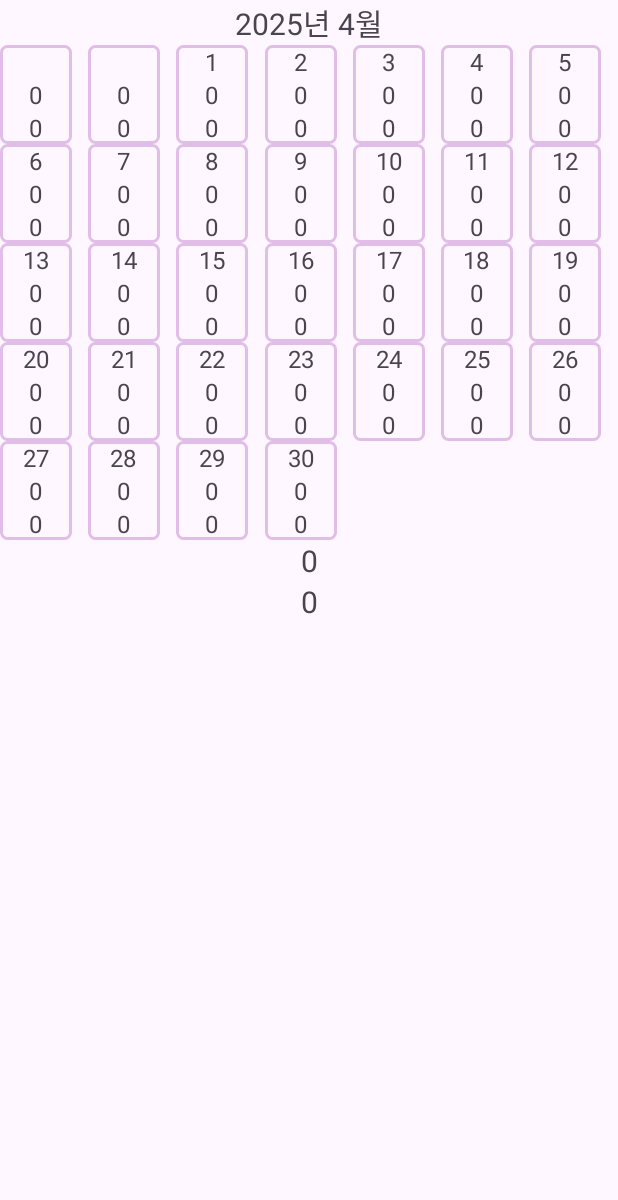
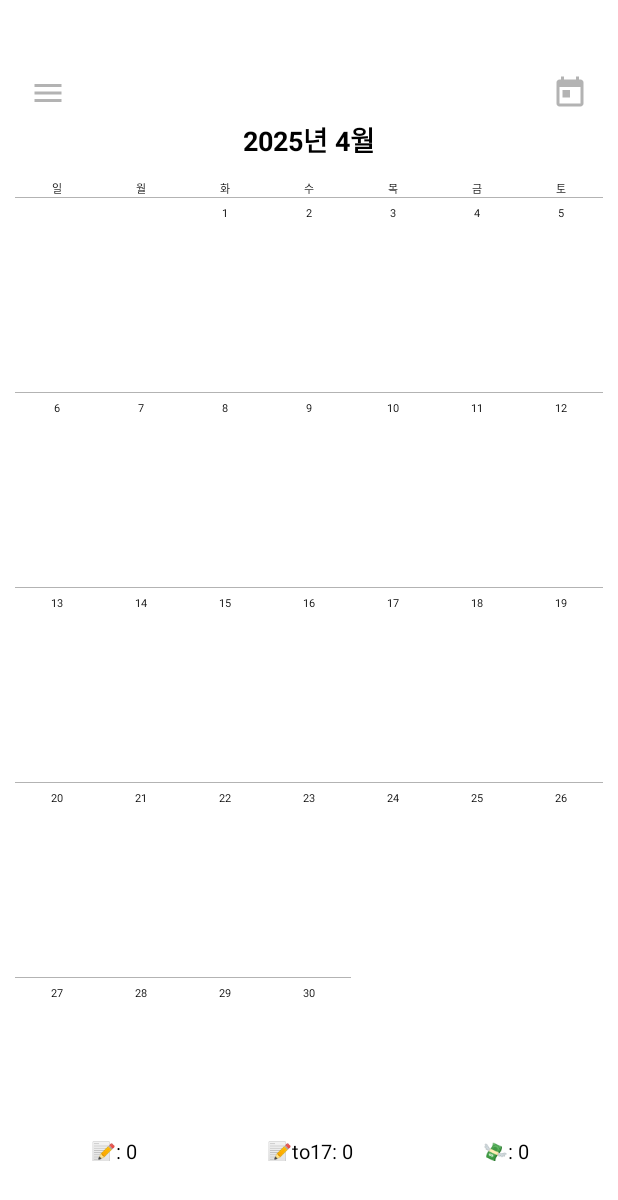
Before and after one commit to mijin0721/Android_Monamo, an Android app: the screen it shows after launch (MainActivity), on a phone screen of 412 x 824 dp. Shown: the top 1200 px of the screen. Run offline under Robolectric (Android 15) with nearby library versions, the phone set to English and light mode, and no system bars.

Commit message:
- fix: UI 변경 -feat:  데이터 저장 시 UI 갱신

```diff
--- a/app/src/main/java/com/hagoshda/monamo/MainActivity.java
+++ b/app/src/main/java/com/hagoshda/monamo/MainActivity.java
@@ -1,40 +1,82 @@
 package com.hagoshda.monamo;
 
 import android.os.Bundle;
+import android.util.Log;
+import android.view.ViewTreeObserver;
 import android.widget.TextView;
 
 import androidx.appcompat.app.AppCompatActivity;
 import androidx.recyclerview.widget.GridLayoutManager;
 import androidx.recyclerview.widget.RecyclerView;
 
+import com.hagoshda.monamo.adapter.CalendarDayAdapter;
+import com.hagoshda.monamo.adapter.CalenderWeekendAdapter;
+
+import java.time.LocalDate;
 import java.util.ArrayList;
 import java.util.Calendar;
 
 public class MainActivity extends AppCompatActivity {
 
-    private RecyclerView calendarRecyclerView;
+    private RecyclerView calendarDayRecyclerView;
+    private RecyclerView calendarWeekendRecyclerView;
     private TextView textMonth;
     private Calendar calendar;
-    private CalendarAdapter calendarAdapter;
+    private CalendarDayAdapter calendarAdapter;
+    private CalenderWeekendAdapter calenderWeekendAdapter;
     private TextView planMemo;
     private TextView carryMemo;
+    private TextView dayPlanMemo;
+
+    private ArrayList<String> dayList = new ArrayList<>();
 
     @Override
     protected void onCreate(Bundle savedInstanceState) {
         super.onCreate(savedInstanceState);
         setContentView(R.layout.activity_main);
 
+        initViews();
+        initCalender();
+        initWeekendCalenderView();
+        initDayCalenderView();
+        totalView();
+    }
+
+    public void totalView() {
+        planMemo.setText("📝: " + calendarAdapter.getPlanMemo());
+        carryMemo.setText("💸: " + calendarAdapter.getCarryMemo());
+        LocalDate today = LocalDate.now();
+        int day = today.getDayOfMonth();
+        dayPlanMemo.setText("📝to" + day +": " + calendarAdapter.getPlanMemoDay(day));
+    }
+
+    private void initViews() {
         textMonth = findViewById(R.id.text_month);
-        calendarRecyclerView = findViewById(R.id.calendarRecyclerView);
-
+        calendarDayRecyclerView = findViewById(R.id.calendarDayRecyclerView);
+        calendarWeekendRecyclerView = findViewById(R.id.calendarWeekendRecyclerView);
         planMemo = findViewById(R.id.planMemo);
         carryMemo = findViewById(R.id.carryMemo);
+        dayPlanMemo = findViewById(R.id.DayPlanMemo);
+    }
 
+    private void initDayCalenderView() {
+        calendarDayRecyclerView.setLayoutManager(new GridLayoutManager(this, 7));
+        calendarAdapter = new CalendarDayAdapter(dayList, calendar, this);
+        calendarDayRecyclerView.setAdapter(calendarAdapter);
+        calendarDayRecyclerView.suppressLayout(true);
+    }
+
+    private void initWeekendCalenderView() {
+        calendarWeekendRecyclerView.setLayoutManager(new GridLayoutManager(this, 7));
+        calenderWeekendAdapter = new CalenderWeekendAdapter(this);
+        calendarWeekendRecyclerView.setAdapter(calenderWeekendAdapter);
+        calendarWeekendRecyclerView.suppressLayout(true);
+    }
+
+    private void initCalender() {
         calendar = Calendar.getInstance();
         calendar.set(Calendar.DAY_OF_MONTH, 1);
         int daysInMonth = calendar.getActualMaximum(Calendar.DAY_OF_MONTH);
-
-        ArrayList<String> dayList = new ArrayList<>();
 
         // 공백 추가 (시작 요일 맞추기)
         int firstDayOfWeek = calendar.get(Calendar.DAY_OF_WEEK) - 1;
@@ -45,82 +87,5 @@ public class MainActivity extends AppCompatActivity {
         for (int i = 1; i <= daysInMonth; i++) {
             dayList.add(String.valueOf(i));
         }
-
-        calendarRecyclerView.setLayoutManager(new GridLayoutManager(this, 7));
-        calendarAdapter = new CalendarAdapter(dayList, calendar, this);
-        calendarRecyclerView.setAdapter(calendarAdapter);
-
-        planMemo.setText(calendarAdapter.getPlanMemo());
-        carryMemo.setText(calendarAdapter.getCarryMemo());
     }
-
-    /*
-    @Override
-    protected void onCreate(Bundle savedInstanceState) {
-        super.onCreate(savedInstanceState);
-        setContentView(R.layout.activity_main);
-
-        initViews();
-        initListeners();
-        memoStorage = new MemoStorage(this);
-    }
-
-    private void initViews() {
-        calendarView = findViewById(R.id.calendarView);
-        planMemo = findViewById(R.id.planMemo);
-        carryMemo = findViewById(R.id.carryMemo);
-        btnSave = findViewById(R.id.btnSave);
-        planTotal = findViewById(R.id.planTotal);
-        carryTotal = findViewById(R.id.carryTotal);
-    }
-
-    private void initListeners() {
-        calendarView.setOnDateChangeListener((view, year, month, dayOfMonth) -> {
-            selectedDate = formatDate(year, month, dayOfMonth);
-            String memo = memoStorage.getMemo(selectedDate);
-            if (!memo.equals("")) {
-                String plan = memo.split(",")[0];
-                planMemo.setText(plan);
-                String carry = memo.split(",")[1];
-                carryMemo.setText(carry);
-            } else {
-                planMemo.setText("");
-                carryMemo.setText("");
-            }
-
-            String planTotalStr = memoStorage.getPlanTotal(year, month);
-            if (planTotalStr.equals("")) {
-                planTotal.setText("계획 합계: ");
-            } else {
-                planTotal.setText("계획 합계: " + planTotalStr);
-            }
-            String carryTotalStr = memoStorage.getCarryTotal(year, month);
-            if (carryTotalStr.equals("")) {
-                carryTotal.setText("사용 합계: ");
-            } else {
-                carryTotal.setText("사용 합계: " + carryTotalStr);
-            }
-        });
-
-        btnSave.setOnClickListener(v -> {
-            if (selectedDate == null) {
-                showToast("날짜를 선택하세요");
-                return;
-            }
-            int plan = Integer.parseInt(planMemo.getText().toString());
-            int carry = Integer.parseInt(carryMemo.getText().toString());
-            memoStorage.saveMemo(selectedDate, plan + "," + carry);
-            showToast("메모 저장됨");
-        });
-    }
-
-    private String formatDate(int year, int month, int day) {
-        return year + "-" + (month + 1) + "-" + day;
-    }
-
-    private void showToast(String message) {
-        Toast.makeText(this, message, Toast.LENGTH_SHORT).show();
-    }
-
-     */
 }
--- a/app/src/main/java/com/hagoshda/monamo/CalendarAdapter.java
+++ b/app/src/main/java/com/hagoshda/monamo/adapter/CalendarDayAdapter.java
@@ -1,4 +1,4 @@
-package com.hagoshda.monamo;
+package com.hagoshda.monamo.adapter;
 
 import android.app.AlertDialog;
 import android.content.Context;
@@ -13,14 +13,16 @@ import android.widget.TextView;
 import androidx.annotation.NonNull;
 import androidx.recyclerview.widget.RecyclerView;
 
+import com.hagoshda.monamo.MainActivity;
+import com.hagoshda.monamo.R;
+import com.hagoshda.monamo.callback.OnMemoSavedListener;
 import com.hagoshda.monamo.data.MemoStorage;
 
-import org.w3c.dom.Text;
 
 import java.util.ArrayList;
 import java.util.Calendar;
 
-public class CalendarAdapter extends RecyclerView.Adapter<CalendarAdapter.DateViewHolder> {
+public class CalendarDayAdapter extends RecyclerView.Adapter<CalendarDayAdapter.DateViewHolder> {
 
     private ArrayList<String> dayList;
     private Calendar calendar;
@@ -28,7 +30,7 @@ public class CalendarAdapter extends RecyclerView.Adapter<CalendarAdapter.DateVi
 
     private MemoStorage memoStorage;
 
-    public CalendarAdapter(ArrayList<String> dayList, Calendar calendar, Context context) {
+    public CalendarDayAdapter(ArrayList<String> dayList, Calendar calendar, Context context) {
         this.dayList = dayList;
         this.calendar = calendar;
         this.context = context;
@@ -45,20 +47,25 @@ public class CalendarAdapter extends RecyclerView.Adapter<CalendarAdapter.DateVi
 
     @Override
     public void onBindViewHolder(@NonNull DateViewHolder holder, int position) {
-        String day = dayList.get(position);
-        holder.textDate.setText(day);
+        String dayStr = dayList.get(position);
+        holder.textDate.setText(dayStr);
 
-        if (!day.equals("")) {
-            holder.dayLL.setOnClickListener(v -> {
-                String key = memoStorage.formatDate(calendar.get(Calendar.YEAR), calendar.get(Calendar.MONTH), Integer.parseInt(day));
-                showMemoDialog(key);
-            });
+        if (dayStr.isEmpty()) {
+            return;
         }
 
-        if (!day.isEmpty()) {
-            holder.plan_date.setText(memoStorage.getPlanDate(calendar.get(Calendar.YEAR), calendar.get(Calendar.MONTH), Integer.parseInt(day)));
-            holder.carry_date.setText(memoStorage.getCarryDate(calendar.get(Calendar.YEAR), calendar.get(Calendar.MONTH), Integer.parseInt(day)));
-        }
+        int day = Integer.parseInt(dayStr);
+        planDayView(holder, day);
+        carryDayView(holder, day);
+
+        holder.dayLL.setOnClickListener(v -> {
+            String key = memoStorage.formatDate(calendar.get(Calendar.YEAR), calendar.get(Calendar.MONTH), day);
+            showMemoDialog(key, () -> {
+                ((MainActivity) context).totalView();
+                planDayView(holder, day);
+                carryDayView(holder, day);
+            });
+        });
     }
 
     @Override
@@ -81,9 +88,26 @@ public class CalendarAdapter extends RecyclerView.Adapter<CalendarAdapter.DateVi
         }
     }
 
+    private void planDayView(@NonNull DateViewHolder holder, int day) {
+        int planDay = memoStorage.getPlanDate(calendar.get(Calendar.YEAR), calendar.get(Calendar.MONTH), day);
+        if (planDay != 0) {
+            holder.plan_date.setText("📝 " + planDay);
+        } else {
+            holder.plan_date.setText("\t\t\t\t\t\t\t");
+        }
+    }
+
+    private void carryDayView(@NonNull DateViewHolder holder, int day) {
+        int carryDay = memoStorage.getCarryDate(calendar.get(Calendar.YEAR), calendar.get(Calendar.MONTH), day);
+        if (carryDay != 0) {
+            holder.carry_date.setText("💸 " + carryDay);
+        } else {
+            holder.carry_date.setText("\t\t\t\t\t\t\t");
+        }
+    }
+
     public String getPlanMemo() {
         String planTotal = memoStorage.getPlanTotal(calendar.get(Calendar.YEAR), calendar.get(Calendar.MONTH));
-        Log.d("", planTotal);
         if (planTotal.equals("")) {
             return "없음";
         }
@@ -92,14 +116,21 @@ public class CalendarAdapter extends RecyclerView.Adapter<CalendarAdapter.DateVi
 
     public String getCarryMemo() {
         String planTotal = memoStorage.getCarryTotal(calendar.get(Calendar.YEAR), calendar.get(Calendar.MONTH));
-        Log.d("", planTotal);
         if (planTotal.equals("")) {
             return "없음";
         }
         return planTotal;
     }
 
-    private void showMemoDialog(String dateKey) {
+    public String getPlanMemoDay(int day) {
+        String planTotal = memoStorage.getPlanTotalToDay(calendar.get(Calendar.YEAR), calendar.get(Calendar.MONTH), day);
+        if (planTotal.equals("")) {
+            return "없음";
+        }
+        return planTotal;
+    }
+
+    private void showMemoDialog(String dateKey, OnMemoSavedListener listener) {
         AlertDialog.Builder builder = new AlertDialog.Builder(context);
         builder.setTitle(dateKey + " 메모");
 
@@ -109,6 +140,7 @@ public class CalendarAdapter extends RecyclerView.Adapter<CalendarAdapter.DateVi
 
         builder.setPositiveButton("저장", (dialog, which) -> {
             memoStorage.saveMemo(dateKey, input.getText().toString());
+            listener.onMemoSaved();
         });
 
         builder.setNegativeButton("취소", null);
--- /dev/null
+++ b/app/src/main/java/com/hagoshda/monamo/adapter/CalenderWeekendAdapter.java
@@ -0,0 +1,51 @@
+package com.hagoshda.monamo.adapter;
+
+import android.content.Context;
+import android.view.LayoutInflater;
+import android.view.View;
+import android.view.ViewGroup;
+import android.widget.TextView;
+
+import androidx.annotation.NonNull;
+import androidx.recyclerview.widget.RecyclerView;
+
+import com.hagoshda.monamo.R;
+
+public class CalenderWeekendAdapter extends RecyclerView.Adapter<CalenderWeekendAdapter.DateViewHolder>{
+
+    private Context context;
+    private String[] weekendList = new String[]{"일", "월", "화", "수", "목", "금", "토"};
+
+    public CalenderWeekendAdapter(Context context) {
+        this.context = context;
+    }
+
+    @NonNull
+    @Override
+    public DateViewHolder onCreateViewHolder(@NonNull ViewGroup parent, int viewType) {
+        View view = LayoutInflater.from(parent.getContext())
+                .inflate(R.layout.item_weekend, parent, false);
+        return new DateViewHolder(view);
+    }
+
+    @Override
+    public void onBindViewHolder(@NonNull DateViewHolder holder, int position) {
+        String weekend = weekendList[position];
+        holder.textWeekend.setText(weekend);
+    }
+
+    @Override
+    public int getItemCount() {
+        return weekendList.length;
+    }
+
+    public static class DateViewHolder extends RecyclerView.ViewHolder {
+        TextView textWeekend;
+
+        public DateViewHolder(@NonNull View itemView) {
+            super(itemView);
+
+            textWeekend = itemView.findViewById(R.id.textWeekend);
+        }
+    }
+}
--- /dev/null
+++ b/app/src/main/java/com/hagoshda/monamo/callback/OnMemoSavedListener.java
@@ -0,0 +1,5 @@
+package com.hagoshda.monamo.callback;
+
+public interface OnMemoSavedListener {
+    void onMemoSaved();
+}
--- a/app/src/main/java/com/hagoshda/monamo/data/MemoStorage.java
+++ b/app/src/main/java/com/hagoshda/monamo/data/MemoStorage.java
@@ -2,7 +2,6 @@ package com.hagoshda.monamo.data;
 
 import android.content.Context;
 import android.content.SharedPreferences;
-import android.util.Log;
 
 public class MemoStorage {
     private static final String PREF_NAME = "MemoApp";
@@ -34,6 +33,20 @@ public class MemoStorage {
         return String.valueOf(planTotal);
     }
 
+    public String getPlanTotalToDay(int year, int month, int day) {
+        int planTotal = 0;
+        for (int i = 0; i <= day; i++) {
+            String selectedDate = formatDate(year, month, i);
+            String memo = getMemo(selectedDate);
+            if (memo.equals("")) {
+                continue;
+            }
+            int plan = Integer.parseInt(memo.split(",")[0]);
+            planTotal = planTotal + plan;
+        }
+        return String.valueOf(planTotal);
+    }
+
     public String getCarryTotal(int year, int month) {
         int carryTotal = 0;
         for (int i = 0; i < 31; i++) {
@@ -48,25 +61,24 @@ public class MemoStorage {
         return String.valueOf(carryTotal);
     }
 
-    public String getPlanDate(int year, int month, int date) {
+    public int getPlanDate(int year, int month, int date) {
         String selectedDate = formatDate(year, month, date);
         String memo = getMemo(selectedDate);
         if (memo.isEmpty()) {
-            return "0";
+            return 0;
         }
         int plan = Integer.parseInt(memo.split(",")[0]);
-        Log.d("", date + "/" + plan);
-        return String.valueOf(plan);
+        return plan;
     }
 
-    public String getCarryDate(int year, int month, int date) {
+    public int getCarryDate(int year, int month, int date) {
         String selectedDate = formatDate(year, month, date);
         String memo = getMemo(selectedDate);
         if (memo.isEmpty()) {
-            return "0";
+            return 0;
         }
         int carry = Integer.parseInt(memo.split(",")[1]);
-        return String.valueOf(carry);
+        return carry;
     }
 
     public String formatDate(int year, int month, int day) {
--- /dev/null
+++ b/app/src/main/res/drawable/baseline_menu_24.xml
@@ -0,0 +1,5 @@
+<vector xmlns:android="http://schemas.android.com/apk/res/android" android:height="24dp" android:tint="#B3B3B3" android:viewportHeight="24" android:viewportWidth="24" android:width="24dp">
+
+    <path android:fillColor="@android:color/white" android:pathData="M3,18h18v-2L3,16v2zM3,13h18v-2L3,11v2zM3,6v2h18L21,6L3,6z"/>
+
+</vector>
--- /dev/null
+++ b/app/src/main/res/drawable/baseline_today_24.xml
@@ -0,0 +1,5 @@
+<vector xmlns:android="http://schemas.android.com/apk/res/android" android:height="24dp" android:tint="#B3B3B3" android:viewportHeight="24" android:viewportWidth="24" android:width="24dp">
+
+    <path android:fillColor="@android:color/white" android:pathData="M19,3h-1L18,1h-2v2L8,3L8,1L6,1v2L5,3c-1.11,0 -1.99,0.9 -1.99,2L3,19c0,1.1 0.89,2 2,2h14c1.1,0 2,-0.9 2,-2L21,5c0,-1.1 -0.9,-2 -2,-2zM19,19L5,19L5,8h14v11zM7,10h5v5L7,15z"/>
+
+</vector>
--- a/app/src/main/res/drawable/border.xml
+++ b/app/src/main/res/drawable/border.xml
@@ -1,9 +1,19 @@
 <?xml version="1.0" encoding="utf-8"?>
 <!-- res/drawable/border.xml -->
-<shape xmlns:android="http://schemas.android.com/apk/res/android">
-    <solid android:color="@android:color/transparent" />
-    <stroke
-        android:width="2dp"
-        android:color="#E1BEE7" /> <!-- 원하는 색상으로 -->
-    <corners android:radius="4dp" /> <!-- 선택사항 -->
-</shape>
+<!-- res/drawable/top_border_only.xml -->
+<layer-list xmlns:android="http://schemas.android.com/apk/res/android">
+    <!-- Top border -->
+    <item android:top="0dp">
+        <shape android:shape="rectangle">
+            <size android:height="1dp" />
+            <solid android:color="#B3B3B3" />
+        </shape>
+    </item>
+
+    <!-- Background (optional) -->
+    <item android:top="1dp">
+        <shape android:shape="rectangle">
+            <solid android:color="@android:color/white" />
+        </shape>
+    </item>
+</layer-list>
--- a/app/src/main/res/layout/activity_main.xml
+++ b/app/src/main/res/layout/activity_main.xml
@@ -2,35 +2,119 @@
 <LinearLayout xmlns:android="http://schemas.android.com/apk/res/android"
     android:orientation="vertical"
     android:layout_width="match_parent"
-    android:layout_height="match_parent">
+    android:layout_height="match_parent"
+    android:background="@color/white">
+
+    <LinearLayout
+        android:layout_width="match_parent"
+        android:layout_height="wrap_content"
+        android:layout_weight="1"
+        android:orientation="vertical">
+
+        <LinearLayout
+            android:layout_width="match_parent"
+            android:layout_height="wrap_content"
+            android:layout_marginTop="50dp"
+            android:layout_marginLeft="20dp"
+            android:layout_marginRight="20dp"
+            android:orientation="horizontal">
+
+            <ImageButton
+                android:layout_width="wrap_content"
+                android:layout_height="wrap_content"
+                android:src="@drawable/baseline_menu_24"
+                android:background="?attr/selectableItemBackgroundBorderless"
+                android:contentDescription="사진 버튼" />
+
+            <View
+                android:layout_width="0dp"
+                android:layout_height="0dp"
+                android:layout_weight="1" />
+
+            <ImageButton
+                android:layout_width="wrap_content"
+                android:layout_height="wrap_content"
+                android:src="@drawable/baseline_today_24"
+                android:background="?attr/selectableItemBackgroundBorderless"
+                android:contentDescription="사진 버튼" />
+
+        </LinearLayout>
 
         <TextView
             android:id="@+id/text_month"
             android:text="2025년 4월"
-        android:textSize="20sp"
+            android:textSize="18sp"
             android:gravity="center"
             android:layout_width="match_parent"
-        android:layout_height="wrap_content" />
+            android:layout_height="wrap_content"
+            android:layout_margin="5dp"
+            android:textColor="@color/black"
+            android:textStyle="bold"/>
+
+    </LinearLayout>
+
+    <LinearLayout
+        android:layout_width="match_parent"
+        android:layout_height="wrap_content"
+        android:layout_weight="15"
+        android:orientation="vertical">
 
         <androidx.recyclerview.widget.RecyclerView
-        android:id="@+id/calendarRecyclerView"
+            android:id="@+id/calendarWeekendRecyclerView"
             android:layout_width="match_parent"
             android:layout_height="wrap_content"
-        android:numColumns="7" />
+            android:numColumns="7"
+            android:layout_marginTop="10dp"
+            android:layout_marginLeft="10dp"
+            android:layout_marginRight="10dp"/>
+
+        <androidx.recyclerview.widget.RecyclerView
+            android:id="@+id/calendarDayRecyclerView"
+            android:layout_width="match_parent"
+            android:layout_height="match_parent"
+            android:numColumns="7"
+            android:layout_marginBottom="10dp"
+            android:layout_marginLeft="10dp"
+            android:layout_marginRight="10dp"/>
+
+    </LinearLayout>
+
+    <LinearLayout
+        android:layout_width="match_parent"
+        android:layout_height="wrap_content"
+        android:layout_marginBottom="50dp"
+        android:layout_marginLeft="10dp"
+        android:layout_marginRight="10dp"
+        android:layout_weight="1"
+        android:orientation="horizontal">
 
         <TextView
             android:id="@+id/planMemo"
-        android:textSize="20sp"
+            android:textSize="13sp"
             android:gravity="center"
             android:layout_width="match_parent"
-        android:layout_height="wrap_content" />
+            android:layout_height="wrap_content"
+            android:layout_weight="1"
+            android:textColor="@color/black"/>
+
+        <TextView
+            android:id="@+id/DayPlanMemo"
+            android:textSize="13sp"
+            android:gravity="center"
+            android:layout_width="match_parent"
+            android:layout_weight="1"
+            android:layout_height="wrap_content"
+            android:textColor="@color/black"/>
 
         <TextView
             android:id="@+id/carryMemo"
-        android:textSize="20sp"
+            android:textSize="13sp"
             android:gravity="center"
             android:layout_width="match_parent"
-        android:layout_height="wrap_content" />
-
+            android:layout_weight="1"
+            android:layout_height="wrap_content"
+            android:textColor="@color/black"/>
 
     </LinearLayout>
+
+</LinearLayout>
--- /dev/null
+++ b/app/src/main/res/layout/item_calender.xml
@@ -0,0 +1,26 @@
+<?xml version="1.0" encoding="utf-8"?>
+<LinearLayout
+    xmlns:android="http://schemas.android.com/apk/res/android"
+    android:layout_width="match_parent"
+    android:layout_height="match_parent"
+    android:orientation="vertical">
+
+    <androidx.recyclerview.widget.RecyclerView
+        android:id="@+id/calendarWeekendRecyclerView"
+        android:layout_width="match_parent"
+        android:layout_height="wrap_content"
+        android:numColumns="7"
+        android:layout_marginTop="10dp"
+        android:layout_marginLeft="10dp"
+        android:layout_marginRight="10dp"/>
+
+    <androidx.recyclerview.widget.RecyclerView
+        android:id="@+id/calendarDayRecyclerView"
+        android:layout_width="match_parent"
+        android:layout_height="match_parent"
+        android:numColumns="7"
+        android:layout_marginBottom="10dp"
+        android:layout_marginLeft="10dp"
+        android:layout_marginRight="10dp"/>
+
+</LinearLayout>
--- a/app/src/main/res/layout/item_date.xml
+++ b/app/src/main/res/layout/item_date.xml
@@ -1,34 +1,40 @@
 <?xml version="1.0" encoding="utf-8"?>
 <LinearLayout xmlns:android="http://schemas.android.com/apk/res/android"
     android:id="@+id/dateLL"
-    android:layout_width="48dp"
-    android:layout_height="wrap_content"
-    android:orientation="vertical"
-    android:gravity="center"
-    android:background="@drawable/border">
+    android:layout_width="match_parent"
+    android:layout_height="130dp"
+    android:adjustViewBounds="true"
+    android:background="@drawable/border"
+    android:orientation="vertical">
 
     <TextView
         android:id="@+id/text_date"
-        android:layout_width="wrap_content"
-        android:layout_height="match_parent"
-        android:gravity="center"
+        android:layout_width="match_parent"
+        android:layout_height="wrap_content"
+        android:layout_margin="5dp"
+        android:gravity="center_horizontal"
         android:text="1"
-        android:textSize="16sp" />
+        android:textSize="7sp"
+        android:textColor="@color/black"/>
+
+    <LinearLayout
+        android:layout_width="match_parent"
+        android:layout_height="wrap_content"
+        android:orientation="vertical">
 
         <TextView
             android:id="@+id/plan_date"
             android:layout_width="wrap_content"
             android:layout_height="match_parent"
-        android:gravity="center"
-        android:text="0"
-        android:textSize="16sp" />
+            android:textSize="10sp"
+            android:textColor="@color/black" />
 
         <TextView
             android:id="@+id/carry_date"
             android:layout_width="wrap_content"
             android:layout_height="match_parent"
-        android:gravity="center"
-        android:text="0"
-        android:textSize="16sp" />
+            android:textSize="10sp"
+            android:textColor="@color/black" />
+    </LinearLayout>
 
 </LinearLayout>
--- /dev/null
+++ b/app/src/main/res/layout/item_weekend.xml
@@ -0,0 +1,11 @@
+<?xml version="1.0" encoding="utf-8"?>
+<TextView
+    xmlns:android="http://schemas.android.com/apk/res/android"
+    android:id="@+id/textWeekend"
+    android:adjustViewBounds="true"
+    android:layout_width="match_parent"
+    android:layout_height="wrap_content"
+    android:gravity="center"
+    android:text="월"
+    android:textSize="7sp"
+    android:textColor="@color/black"/>
```
Lines whose indentation alone changed are shown as unchanged.
